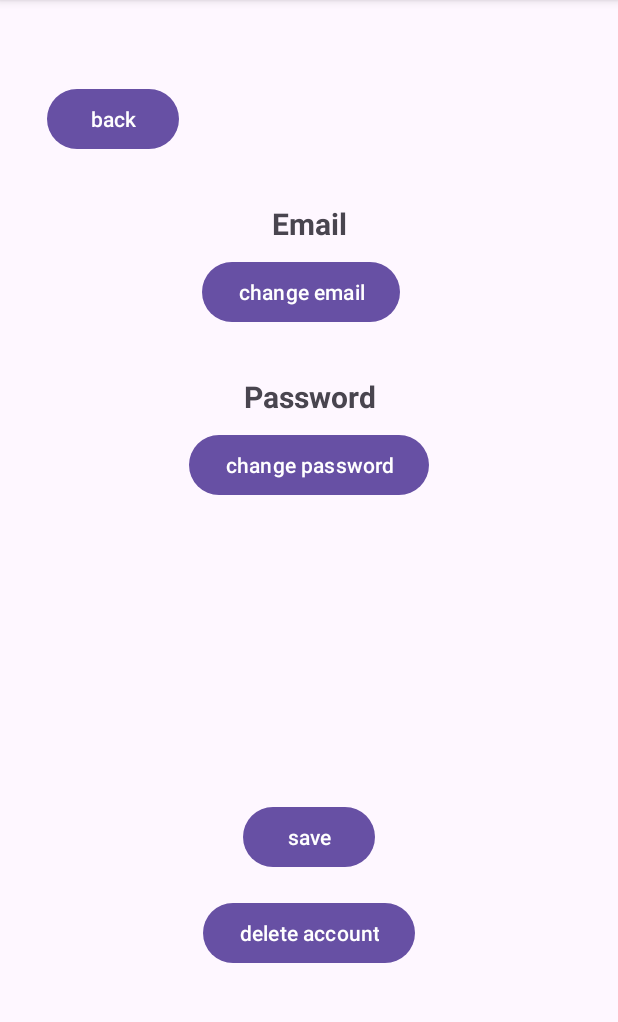
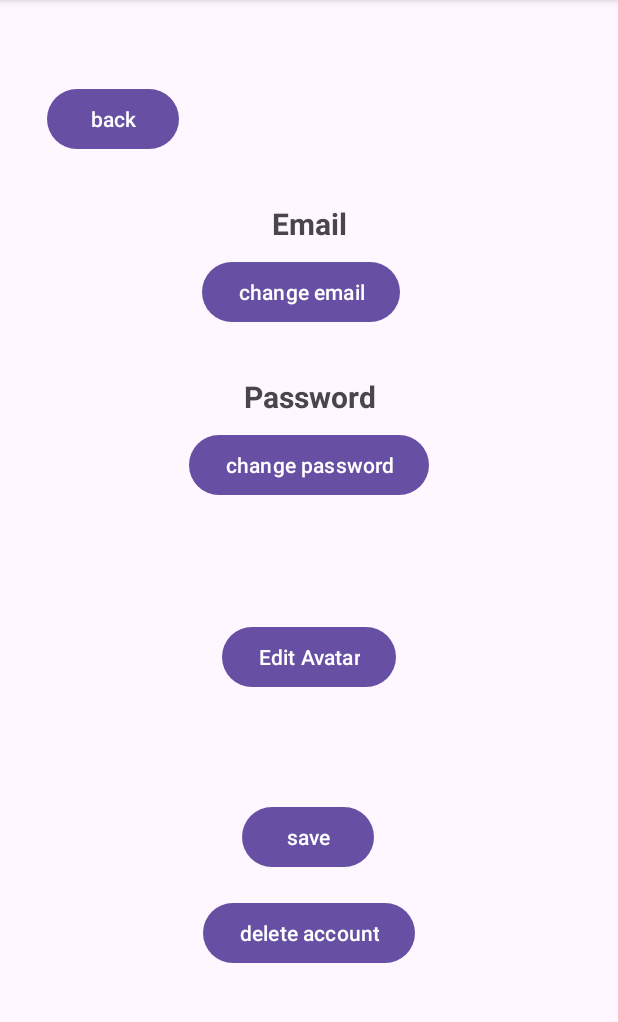
Before and after one commit to CodeByLess/491-Theragarden, an Android app: the ProfileEditPage screen opened directly, with no data from a screen before it, on a phone screen of 412 x 824 dp, the part 96-1118 px from its top. Run offline under Robolectric (Android 15) with nearby library versions, the phone set to English and light mode, and no system bars; our stand-ins replace Firebase (no records; nobody signed in at launch, a user with empty details on screens opened directly).

Commit message:
Edit profile Page Avatar choirces

```diff
--- a/app/src/main/res/layout/activity_profile_edit_page.xml
+++ b/app/src/main/res/layout/activity_profile_edit_page.xml
@@ -71,15 +71,25 @@
 
 
     <Button
+        android:id="@+id/EditAvatar"
+        android:layout_width="wrap_content"
+        android:layout_height="wrap_content"
+        android:layout_marginTop="80dp"
+        android:text="Edit Avatar"
+        app:layout_constraintTop_toBottomOf="@id/ChangePassword"
+        app:layout_constraintStart_toStartOf="parent"
+        app:layout_constraintEnd_toEndOf="parent" />
+
+    <Button
         android:id="@+id/SaveProfile"
         android:layout_width="wrap_content"
         android:layout_height="wrap_content"
         android:layout_marginTop="200dp"
         android:text="@string/save"
-        app:layout_constraintTop_toBottomOf="@id/ChangePassword"
+        app:layout_constraintEnd_toEndOf="parent"
+        app:layout_constraintHorizontal_bias="0.498"
         app:layout_constraintStart_toStartOf="parent"
-        app:layout_constraintEnd_toEndOf="parent" />
-
+        app:layout_constraintTop_toBottomOf="@id/ChangePassword" />
 
     <Button
         android:id="@+id/DeleteAccount"
```
Also changed, not shown: app/src/main/java/com/example/myapplication/Profile.kt (+16 -2 lines), app/src/main/java/com/example/myapplication/ProfileEditPage.kt (+34 -0 lines), app/src/main/java/com/example/myapplication/Registration.kt (+4 -31 lines), app/src/main/res/drawable/butterfly.png (added), app/src/main/res/drawable/cat.png (added), app/src/main/res/drawable/rabbit.png (added).
